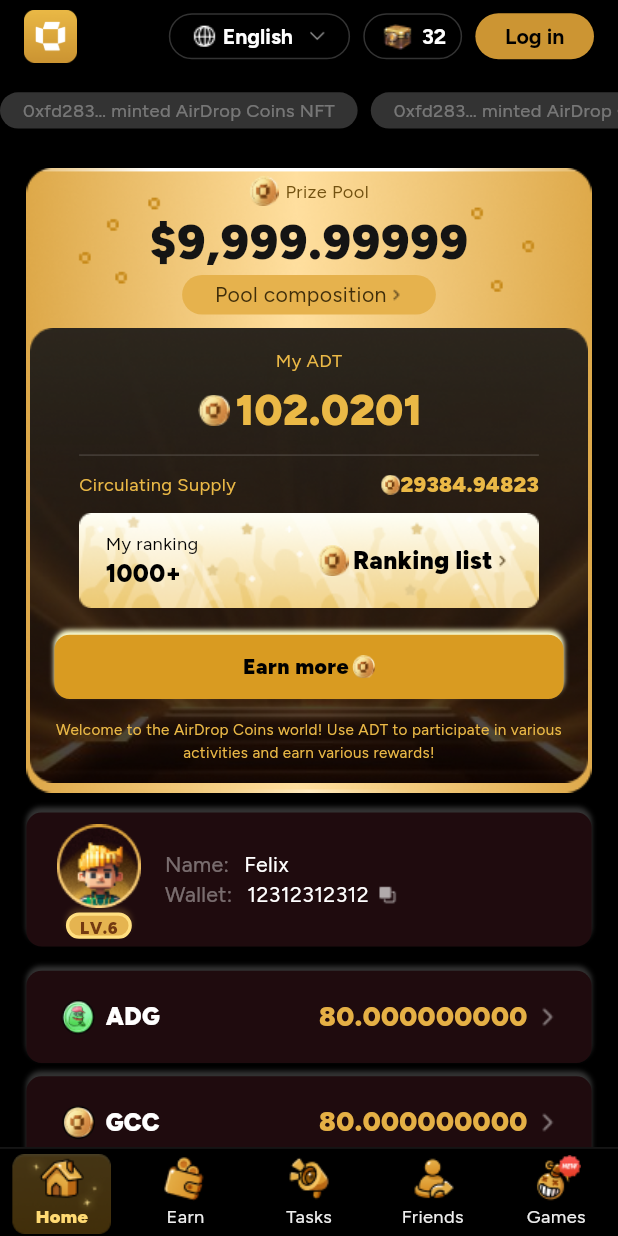
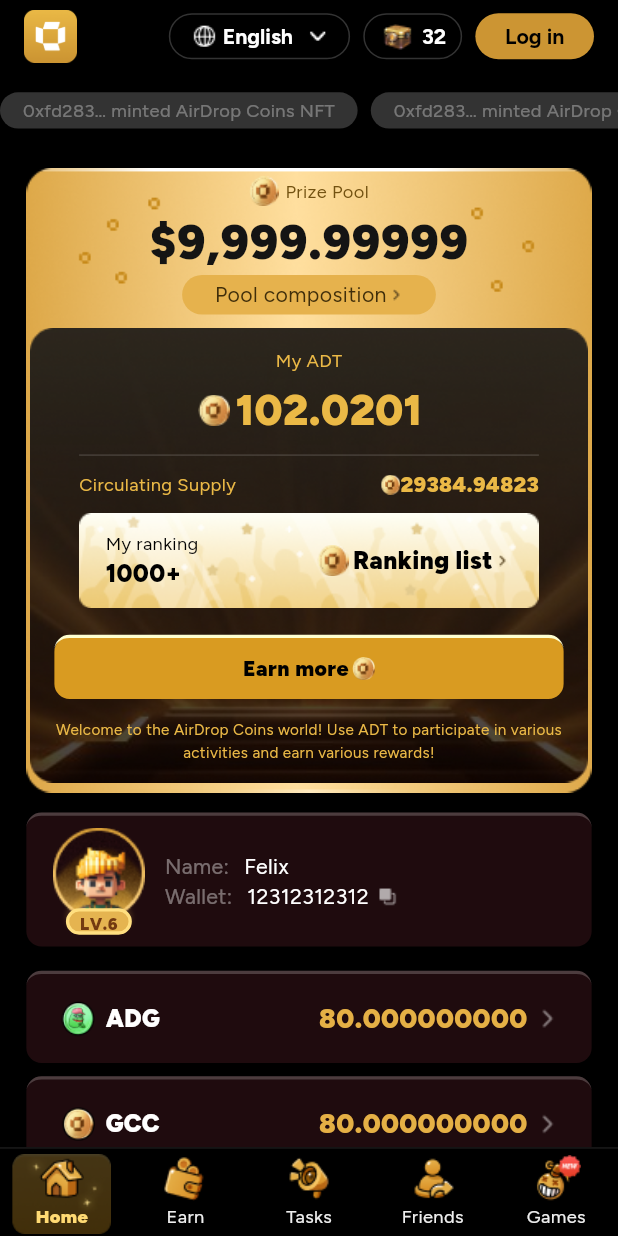
Before and after one commit to fuibox/airdrop-token-flutter, a Flutter app: the screen it shows after launch, on a phone screen of 412 x 824 dp. Run offline on Flutter 3.47's test engine with Material 3 defaults, Android fonts, the light colour scheme and no system bars; our stand-ins replace country_code_picker, dio, easy_refresh, fluro, flutter_screenutil, flutter_smart_dialog and 4 more.

Commit message:
feat: UI调整

```diff
--- a/lib/main.dart
+++ b/lib/main.dart
@@ -40,6 +40,8 @@ class MyApp extends StatelessWidget {
           fallbackLocale: LocalizationService.fallbackLocale, // 设置回退语言
           translations: LocalizationService(), // 语言翻译服务
           theme: ThemeData(
+            highlightColor: Colors.transparent,
+            splashFactory: NoSplash.splashFactory,
             scaffoldBackgroundColor: const Color(0xFF000000), // 设置全局背景色为黑色
             appBarTheme: const AppBarTheme(
               color: Color(0xFF000000), //  AppBar 背景颜色
--- a/lib/pages/earn/earn.dart
+++ b/lib/pages/earn/earn.dart
@@ -10,8 +10,20 @@ class EarnScreen extends StatefulWidget {
 class _EarnScreenState extends State<EarnScreen> {
   @override
   Widget build(BuildContext context) {
-    return Container(
-      child: Text('rewards'),
+    return SingleChildScrollView(
+      child: Container(
+        child: Column(
+          children: [
+            // Prize draw
+
+            // Application
+
+            // ADT application Zone
+
+            // Ecosystem
+          ],
+        ),
+      ),
     );
   }
 }
--- a/lib/pages/home/home_assets_card.dart
+++ b/lib/pages/home/home_assets_card.dart
@@ -307,13 +307,17 @@ class _HomeAssetsCardScreenState extends State<HomeAssetsCardScreen> {
                                 decoration: BoxDecoration(
                                   color: Color(0XFFD99B21),
                                   borderRadius: BorderRadius.circular(10.r),
-                                  boxShadow: const [
-                                    BoxShadow(
-                                      color: Color(0xFFFEFFD1),
-                                      offset: Offset(0, -3),
-                                      blurRadius: 2,
-                                    ),
-                                  ],
+                                  border: Border(
+                                      top: BorderSide(
+                                          width: 2.w,
+                                          color: Color(0xFFFEFFD1))),
+                                  // boxShadow: const [
+                                  //   BoxShadow(
+                                  //     color: Color(0xFFFEFFD1),
+                                  //     offset: Offset(0, -3),
+                                  //     blurRadius: 2,
+                                  //   ),
+                                  // ],
                                 ),
                                 child: Row(
                                   mainAxisAlignment: MainAxisAlignment.center,
@@ -361,13 +365,9 @@ class _HomeAssetsCardScreenState extends State<HomeAssetsCardScreen> {
                     decoration: BoxDecoration(
                       color: Color(0XFF1F0B0E),
                       borderRadius: BorderRadius.circular(10.r),
-                      boxShadow: const [
-                        BoxShadow(
-                          color: Color(0x33FFFFFF),
-                          offset: Offset(0, -3),
-                          blurRadius: 2,
-                        ),
-                      ],
+                      border: Border(
+                          top:
+                              BorderSide(width: 2.w, color: Color(0x33FFFFFF))),
                     ),
                     child: Row(
                       mainAxisAlignment: MainAxisAlignment.start,
@@ -382,12 +382,18 @@ class _HomeAssetsCardScreenState extends State<HomeAssetsCardScreen> {
                               // 头像
                               Container(
                                 width: 56.w,
-                                height: 56.w,
-                                child: Image.asset(
+                                height: 65.w,
+                                decoration: const BoxDecoration(
+                                  image: DecorationImage(
+                                      alignment: Alignment.topCenter,
+                                      image: AssetImage(
                                         'assets/images/user_avatar.png',
                                       ),
+                                      fit: BoxFit.contain),
                                 ),
-
+                                child: Column(
+                                  mainAxisAlignment: MainAxisAlignment.end,
+                                  children: [
                                     Container(
                                       alignment: Alignment.center,
                                       width: 40.w,
@@ -401,7 +407,8 @@ class _HomeAssetsCardScreenState extends State<HomeAssetsCardScreen> {
                                             blurRadius: 2,
                                           ),
                                         ],
-                                  borderRadius: BorderRadius.circular(30.r),
+                                        borderRadius:
+                                            BorderRadius.circular(30.r),
                                         border: Border.all(
                                           color: Color(0XFFFFDF80),
                                           width: 2.w,
@@ -416,6 +423,9 @@ class _HomeAssetsCardScreenState extends State<HomeAssetsCardScreen> {
                                         ),
                                       ),
                                     ),
+                                  ],
+                                ),
+                              )
                             ],
                           ),
                         ),
--- a/lib/pages/home/home_list.dart
+++ b/lib/pages/home/home_list.dart
@@ -28,13 +28,8 @@ class _HomeListScreenState extends State<HomeListScreen> {
               decoration: BoxDecoration(
                 color: Color(0XFF1F0B0E),
                 borderRadius: BorderRadius.circular(10.r),
-                boxShadow: const [
-                  BoxShadow(
-                    color: Color(0x33FFFFFF),
-                    offset: Offset(0, -3),
-                    blurRadius: 2,
-                  ),
-                ],
+                border: Border(
+                    top: BorderSide(width: 2.w, color: Color(0x33FFFFFF))),
               ),
               child: Row(
                 mainAxisAlignment: MainAxisAlignment.spaceBetween,
@@ -86,13 +81,8 @@ class _HomeListScreenState extends State<HomeListScreen> {
             decoration: BoxDecoration(
               color: Color(0XFF1F0B0E),
               borderRadius: BorderRadius.circular(10.r),
-              boxShadow: const [
-                BoxShadow(
-                  color: Color(0x33FFFFFF),
-                  offset: Offset(0, -3),
-                  blurRadius: 2,
-                ),
-              ],
+              border:
+                  Border(top: BorderSide(width: 2.w, color: Color(0x33FFFFFF))),
             ),
             child: Row(
               mainAxisAlignment: MainAxisAlignment.spaceBetween,
--- a/lib/widgets/bottom_nav.dart
+++ b/lib/widgets/bottom_nav.dart
@@ -21,6 +21,7 @@ class BottomNav extends StatelessWidget {
           ),
         ),
         child: BottomNavigationBar(
+          type: BottomNavigationBarType.fixed,
           backgroundColor: const Color(0xFF000000),
           currentIndex: homeController.selectedIndex.value,
           onTap: (index) {
@@ -34,7 +35,6 @@ class BottomNav extends StatelessWidget {
           //     fontWeight: FontWeight.normal, color: Colors.grey),
           selectedFontSize: 0.sp,
           unselectedFontSize: 0.sp,
-          type: BottomNavigationBarType.fixed,
           items: [
             BottomNavigationBarItem(
               icon: Container(
--- a/lib/widgets/top_nav.dart
+++ b/lib/widgets/top_nav.dart
@@ -65,7 +65,7 @@ class TopNav extends StatelessWidget implements PreferredSizeWidget {
                       Padding(
                         padding: EdgeInsets.only(left: 0.w, right: 0.w),
                         child: Image.asset(
-                          'assets/images/ic_arrow.png',
+                          'assets/images/ld_sele.png',
                           width: 14.w,
                           height: 14.w,
                         ),
```
Also changed, not shown: lib/pages/earn/adt_application_zone.dart (added), lib/pages/earn/application.dart (added), lib/pages/earn/ecosystem.dart (added). Lines whose indentation alone changed are shown as unchanged.
